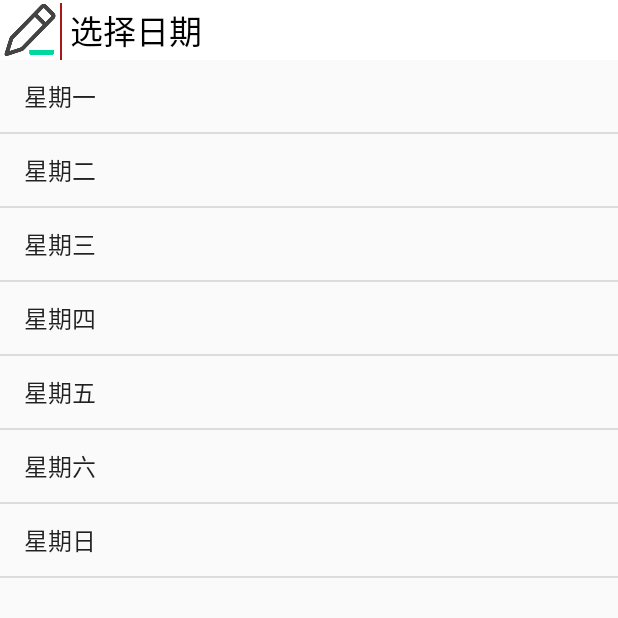
After one commit to RainhugTiny/ClassroomReservation, an Android app: the selectDate screen opened directly, with no data from a screen before it, on a phone screen of 412 x 824 dp, the top half of it. The commit adds this screen. Run offline under Robolectric (Android 15) with nearby library versions, the phone set to English and light mode, and no system bars.

Commit message:
add listView

```diff
--- a/app/src/main/AndroidManifest.xml
+++ b/app/src/main/AndroidManifest.xml
@@ -18,5 +18,9 @@
                 <category android:name="android.intent.category.LAUNCHER"/>
             </intent-filter>
         </activity>
+
+        <activity android:name=".selectDate">
+
+        </activity>
     </application>
 </manifest>
--- /dev/null
+++ b/app/src/main/java/cn/edu/pku/wangtianrun/classroomreservation/selectDate.java
@@ -0,0 +1,54 @@
+package cn.edu.pku.wangtianrun.classroomreservation;
+
+import android.app.Activity;
+import android.content.Intent;
+import android.content.SharedPreferences;
+import android.os.Bundle;
+import android.view.View;
+import android.widget.AdapterView;
+import android.widget.ArrayAdapter;
+import android.widget.ImageView;
+import android.widget.ListView;
+import android.widget.Toast;
+
+public class selectDate extends Activity implements View.OnClickListener {
+    private ListView listView;
+    private ImageView backBtn;
+    private String selectedDate;
+
+    @Override
+    protected void onCreate(Bundle savedInstance){
+        super.onCreate(savedInstance);
+        setContentView(R.layout.select_date);
+        initListView();
+        backBtn=(ImageView)findViewById(R.id.back);
+        backBtn.setOnClickListener(this);
+    }
+    /*
+    * 初试化选择天气列表
+    * */
+    private void initListView(){
+        final String[] date_cn={"星期一","星期二","星期三","星期四","星期五","星期六","星期日"};
+        final String[] date={"monday","tuesday","wednesday","thursday","friday","saturday","sunday"};
+        listView=(ListView)findViewById(R.id.myListView);
+        ArrayAdapter<String> adapter=new ArrayAdapter<>(selectDate.this,android.R.layout.simple_list_item_1,date_cn);
+        listView.setAdapter(adapter);
+        listView.setOnItemClickListener(new AdapterView.OnItemClickListener() {
+            @Override
+            public void onItemClick(AdapterView<?> parent, View view, int position, long id) {
+                selectedDate=date[position];
+                Toast.makeText(selectDate.this,"你选择了："+date_cn[position],Toast.LENGTH_SHORT).show();
+            }
+        });
+    }
+
+    @Override
+    public void onClick(View v) {
+        if(v.getId()==R.id.back){
+            Intent i=new Intent();
+            i.putExtra("date",selectedDate);
+            setResult(RESULT_OK,i);
+            finish();
+        }
+    }
+}
--- a/app/src/main/res/layout/room_info.xml
+++ b/app/src/main/res/layout/room_info.xml
@@ -10,7 +10,7 @@
         android:background="#ffcd2626"
         android:gravity="center_vertical">
         <ImageView
-            android:id="@+id/select_data"
+            android:id="@+id/select_date"
             android:layout_width="40dp"
             android:layout_height="40dp"
             android:src="@drawable/edit" />
@@ -19,7 +19,7 @@
             android:layout_width="1dp"
             android:layout_height="40dp"
             android:layout_marginTop="2.0dp"
-            android:layout_toRightOf="@id/select_data"
+            android:layout_toRightOf="@id/select_date"
             android:background="#A71717"/>
         <TextView
             android:id="@+id/date"
@@ -50,6 +50,7 @@
             android:src="@drawable/search"/>
 
     </RelativeLayout>
+
     <!--viewPager-->
     <LinearLayout
         android:layout_width="fill_parent"
--- /dev/null
+++ b/app/src/main/res/layout/select_date.xml
@@ -0,0 +1,47 @@
+<?xml version="1.0" encoding="utf-8"?>
+<RelativeLayout xmlns:android="http://schemas.android.com/apk/res/android"
+    android:layout_width="match_parent"
+    android:layout_height="match_parent">
+    <LinearLayout
+        android:id="@+id/select_title"
+        android:layout_width="match_parent"
+        android:layout_height="40dp"
+        android:orientation="horizontal"
+        android:background="#ffffff">
+        android:id="@+id/title"
+        android:layout_width="wrap_content"
+        android:layout_height="40.0dp"
+        android:background="#ffcd2626"
+        android:gravity="center_vertical">
+        <ImageView
+            android:id="@+id/back"
+            android:layout_width="40dp"
+            android:layout_height="40dp"
+            android:src="@drawable/back" />
+        <ImageView
+            android:id="@+id/select_seperator"
+            android:layout_width="1dp"
+            android:layout_height="40dp"
+            android:layout_marginTop="2.0dp"
+            android:layout_toRightOf="@id/back"
+            android:background="#A71717"/>
+        <TextView
+            android:id="@+id/word"
+            android:layout_width="wrap_content"
+            android:layout_height="fill_parent"
+            android:layout_toRightOf="@id/select_seperator"
+            android:text="选择日期"
+            android:gravity="center_vertical"
+            android:paddingLeft="5dp"
+            android:textColor="#ff000000"
+            android:textSize="22sp"/>
+    </LinearLayout>
+    <ListView
+        android:layout_below="@id/select_title"
+        android:id="@+id/myListView"
+        android:layout_width="match_parent"
+        android:layout_height="match_parent"
+        >
+    </ListView>
+
+</RelativeLayout>
```
Also changed, not shown: app/src/main/java/cn/edu/pku/wangtianrun/classroomreservation/MainActivity.java (+31 -1 lines), app/src/main/res/layout/view_one.xml (+27 -27 lines), app/src/main/res/layout/view_two.xml (+27 -27 lines), app/src/main/res/drawable/back.png (added).
